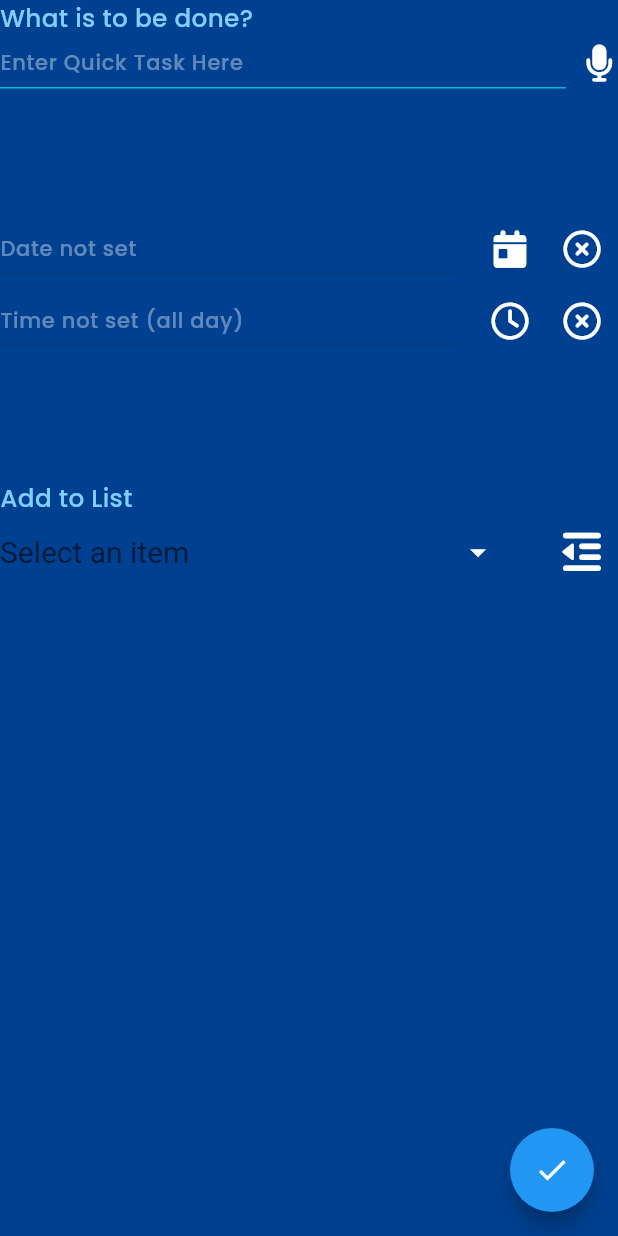
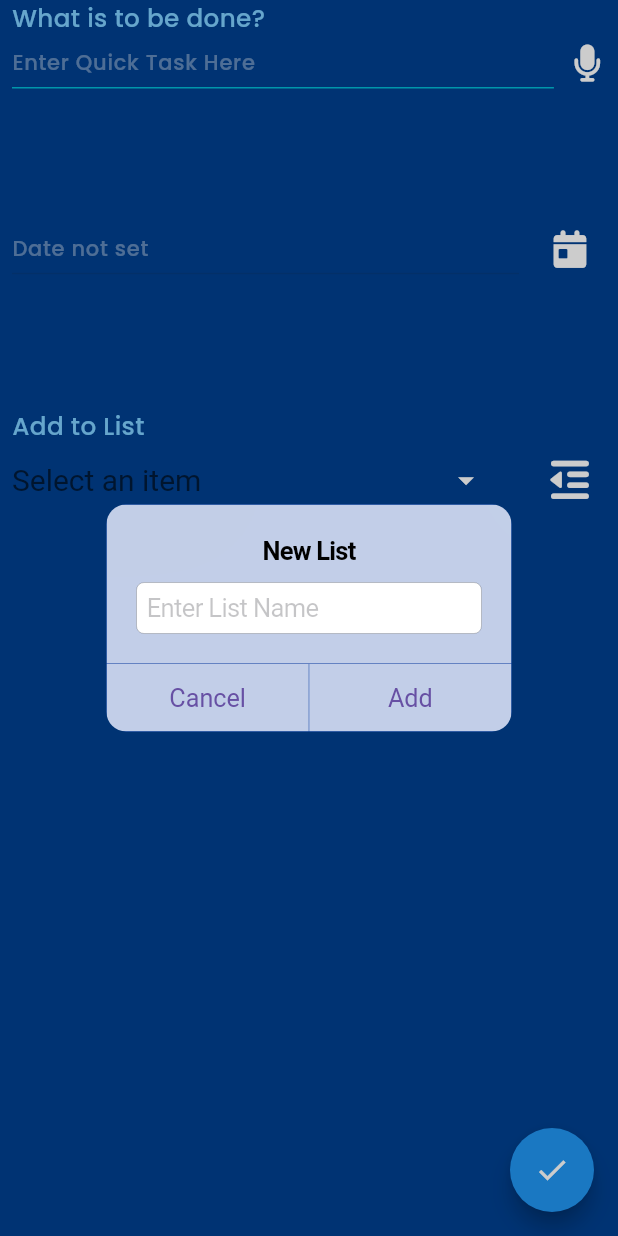
Before and after one commit to Abhaykumarbhumihar/todoapp_provider_getIt, a Flutter app: the screen it shows after launch, after a tap on an icon or button, on a phone screen of 412 x 824 dp. Run offline on Flutter 3.47's test engine with Material 3 defaults, Android fonts, the phone set to English and light mode, and no system bars; our stand-ins replace font_awesome_flutter, grouped_list, hive, hive_flutter; accounts and stored records are empty.

Commit message:
time date hide show done

```diff
--- a/lib/main.dart
+++ b/lib/main.dart
@@ -1,4 +1,6 @@
 import 'package:flutter/material.dart';
+import 'package:provider/provider.dart';
+import 'package:todo_app_provider_getit/pages/addtask/presentation/povider/add_task_provider.dart';
 import 'package:todo_app_provider_getit/pages/addtask/presentation/ui/screen/add_task.dart';
 import 'package:todo_app_provider_getit/pages/all_list/presentation/ui/screen/all_list.dart';
 
@@ -6,15 +8,21 @@ void main() {
   runApp(const MyApp());
 }
 
-
 class MyApp extends StatelessWidget {
   const MyApp({super.key});
 
   @override
   Widget build(BuildContext context) {
-    return MaterialApp(
-      debugShowCheckedModeBanner: false,
-      home: AddTask(),
+    return MultiProvider(
+      providers: [
+        ChangeNotifierProvider(
+          create: (context) => AddTaskProvider(),
+        ),
+      ],
+      child: MaterialApp(
+        debugShowCheckedModeBanner: false,
+        home: AddTask(),
+      ),
     );
   }
 }
--- /dev/null
+++ b/lib/pages/addtask/presentation/povider/add_task_provider.dart
@@ -0,0 +1,57 @@
+import 'package:flutter/widgets.dart';
+
+class AddTaskProvider with ChangeNotifier {
+  TextEditingController? taskNameController = TextEditingController();
+  TextEditingController dueDateController = TextEditingController();
+  TextEditingController timeController = TextEditingController();
+
+  String _taskName = '';
+  String _dueDate = '';
+  String _time = '';
+  bool _isDateSet = false;
+  bool _isTimeSet = false;
+
+  // Getters
+  String get taskName => _taskName;
+  String get dueDate => _dueDate;
+  String get time => _time;
+  bool get isDateSet => _isDateSet;
+  bool get isTimeSet => _isTimeSet;
+
+  // Setters
+  set taskName(String value) {
+    _taskName = value;
+    notifyListeners();
+  }
+
+  set dueDate(String value) {
+    _dueDate = value;
+    if (value != "") {
+      isDateSet = true;
+    } else {
+      isDateSet = false;
+    }
+    notifyListeners();
+  }
+
+  set time(String value) {
+    _time = value;
+    if (value != "") {
+      isTimeSet = true;
+    } else {
+      isTimeSet = false;
+    }
+    notifyListeners();
+  }
+
+  set isDateSet(bool value) {
+    _isDateSet = value;
+    notifyListeners();
+  }
+
+  set isTimeSet(bool value) {
+    _isTimeSet = value;
+
+    notifyListeners();
+  }
+}
--- /dev/null
+++ b/lib/pages/addtask/presentation/ui/component/duedate_componet.dart
@@ -0,0 +1,99 @@
+import 'package:flutter/material.dart';
+import 'package:font_awesome_flutter/font_awesome_flutter.dart';
+import 'package:provider/provider.dart';
+import 'package:todo_app_provider_getit/pages/addtask/presentation/povider/add_task_provider.dart';
+
+import '../../../../../common/app_component/component.dart';
+import '../../../../../common/responsive/screenUtils.dart';
+
+class DueDateField extends StatelessWidget {
+  const DueDateField({
+    Key? key,
+  }) : super(key: key);
+
+  @override
+  Widget build(BuildContext context) {
+    double screenWidth = ScreenUtils.width(context);
+
+    return Consumer<AddTaskProvider>(
+      builder: (context, provider, child) {
+        return Row(
+          children: <Widget>[
+            Expanded(
+              child: TextField(
+                controller: provider.dueDateController,
+                enabled: false,
+                style: _inputTextStyle(screenWidth),
+                decoration: customInputDecoration(
+                  isDense: true,
+                  hintText:
+                      provider.isDateSet ? provider.dueDate : "Date not set",
+                ),
+              ),
+            ),
+            const SizedBox(width: 10),
+            IconButton(
+              padding: EdgeInsets.zero,
+              onPressed: () {
+                _selectDate(context, provider);
+              },
+              icon: Icon(
+                FontAwesomeIcons.calendarDay,
+                color: Colors.white,
+                size: screenWidth * 0.06,
+              ),
+            ),
+            if (provider.isDateSet)
+              IconButton(
+                padding: EdgeInsets.zero,
+                onPressed: () {
+                  _clearDate(provider, context);
+                },
+                icon: Icon(
+                  FontAwesomeIcons.circleXmark,
+                  color: Colors.white,
+                  size: screenWidth * 0.06,
+                ),
+              ),
+          ],
+        );
+      },
+    );
+  }
+
+  TextStyle _inputTextStyle(double screenWidth) {
+    return TextStyle(
+      color: Colors.white,
+      fontSize: screenWidth * 0.04,
+      fontFamily: "Poppins Medium",
+    );
+  }
+
+  Future<void> _selectDate(
+      BuildContext context, AddTaskProvider provider) async {
+    final DateTime? picked = await showDatePicker(
+      context: context,
+      initialDate: DateTime.now(),
+      firstDate: DateTime(2000),
+      lastDate: DateTime(2025),
+    );
+    if (picked != null) {
+      provider.dueDate = picked.toString();
+      provider.isDateSet = true;
+      provider.dueDateController.text =
+          picked.toString();
+    }
+  }
+
+  void _clearDate(
+    AddTaskProvider provider,
+    BuildContext context,
+  ) {
+    provider.dueDateController.clear();
+    provider.dueDate = "";
+    provider.isDateSet = false;
+    provider.isTimeSet = false;
+    provider.time = "";
+    provider.timeController.clear();
+  }
+}
--- a/lib/pages/addtask/presentation/ui/component/task_category.dart
+++ b/lib/pages/addtask/presentation/ui/component/task_category.dart
@@ -1,3 +1,4 @@
+import 'package:flutter/cupertino.dart';
 import 'package:flutter/material.dart';
 import 'package:font_awesome_flutter/font_awesome_flutter.dart';
 
@@ -12,7 +13,6 @@ class TaskCategory {
 
 class AddToListComponent extends StatelessWidget {
   final TaskCategory? selectedCategory;
-  final VoidCallback? addNewListClick;
 
   // Static list of Task Categories
   final List<TaskCategory> dropdownItems = [
@@ -25,7 +25,6 @@ class AddToListComponent extends StatelessWidget {
   AddToListComponent({
     Key? key,
     this.selectedCategory,
-    this.addNewListClick,
   }) : super(key: key);
 
   @override
@@ -84,7 +83,9 @@ class AddToListComponent extends StatelessWidget {
               ),
             ),
             IconButton(
-              onPressed: addNewListClick,
+              onPressed: () {
+                _showDialog(context);
+              },
               icon: Icon(
                 FontAwesomeIcons.outdent,
                 color: Colors.white,
@@ -96,4 +97,40 @@ class AddToListComponent extends StatelessWidget {
       ],
     );
   }
+
+  void _showDialog(BuildContext context) {
+    final TextEditingController textController = TextEditingController();
+
+    showCupertinoDialog(
+      context: context,
+      builder: (BuildContext context) {
+        return CupertinoAlertDialog(
+          title: Text('New List'),
+          content: Padding(
+            padding: const EdgeInsets.only(top: 8.0),
+            child: CupertinoTextField(
+              controller: textController,
+              placeholder: 'Enter List Name',
+            ),
+          ),
+          actions: [
+            CupertinoDialogAction(
+              child: Text('Cancel'),
+              onPressed: () {
+                Navigator.of(context).pop();
+              },
+            ),
+            CupertinoDialogAction(
+              child: Text('Add'),
+              onPressed: () {
+                final String inputText = textController.text;
+
+                Navigator.of(context).pop();
+              },
+            ),
+          ],
+        );
+      },
+    );
+  }
 }
--- /dev/null
+++ b/lib/pages/addtask/presentation/ui/component/task_title_component.dart
@@ -0,0 +1,59 @@
+import 'package:flutter/material.dart';
+import 'package:font_awesome_flutter/font_awesome_flutter.dart';
+import 'package:provider/provider.dart';
+import 'package:todo_app_provider_getit/pages/addtask/presentation/povider/add_task_provider.dart';
+
+import '../../../../../common/app_component/component.dart';
+import '../../../../../common/responsive/screenUtils.dart';
+
+class TaskTitleComponent extends StatelessWidget {
+  const TaskTitleComponent({super.key});
+
+  @override
+  Widget build(BuildContext context) {
+    double screenWidth = ScreenUtils.width(context);
+    double screenHeight = ScreenUtils.height(context);
+
+    return Consumer<AddTaskProvider>(
+      builder: (context, provider, child) {
+        return Column(
+          crossAxisAlignment: CrossAxisAlignment.start,
+          children: <Widget>[
+            title(
+              context: context!,
+              screenWidth: screenWidth!,
+              title: "What is to be done?",
+            ),
+            Row(
+              children: <Widget>[
+                Expanded(
+                  child: TextField(
+                    controller: provider.taskNameController,
+                    style: TextStyle(
+                      color: Colors.white,
+                      fontSize: screenWidth * 0.04,
+                      fontFamily: "Poppins Medium",
+                    ),
+                    onChanged: (value) {
+                      provider.taskName = value;
+                    },
+                    decoration: customInputDecoration(
+                      isDense: true,
+                      hintText: "Enter Quick Task Here",
+                    ),
+                  ),
+                ),
+                const SizedBox(width: 10),
+                Icon(
+                  FontAwesomeIcons.microphone,
+                  color: Colors.white,
+                  size: screenWidth * 0.06,
+                ),
+              ],
+            )
+          ],
+        );
+      },
+    );
+  }
+}
--- a/lib/pages/addtask/presentation/ui/screen/add_task.dart
+++ b/lib/pages/addtask/presentation/ui/screen/add_task.dart
@@ -1,22 +1,25 @@
+import 'package:flutter/cupertino.dart';
 import 'package:flutter/material.dart';
 import 'package:font_awesome_flutter/font_awesome_flutter.dart';
+import 'package:provider/provider.dart';
 
 import '../../../../../common/app_component/component.dart';
 import '../../../../../common/responsive/screenUtils.dart';
 import '../../../../../common/values/app_color.dart';
+import '../../povider/add_task_provider.dart';
+import '../component/duedate_componet.dart';
 import '../component/task_category.dart';
+import '../component/task_title_component.dart';
+import '../component/time_component.dart';
 
 class AddTask extends StatelessWidget {
   AddTask({super.key});
-
-  TextEditingController? taskNameController = TextEditingController();
-  TextEditingController? dueDateController = TextEditingController();
-  TextEditingController? timeController = TextEditingController();
 
   @override
   Widget build(BuildContext context) {
     double screenWidth = ScreenUtils.width(context);
     double screenHeight = ScreenUtils.height(context);
+
     return SafeArea(
         child: Scaffold(
       resizeToAvoidBottomInset: true,
@@ -25,122 +28,22 @@ class AddTask extends StatelessWidget {
         width: screenWidth,
         height: screenHeight,
         child: SingleChildScrollView(
+          child: Padding(
+            padding: const EdgeInsets.symmetric(horizontal: 8.0),
             child: Column(children: <Widget>[
-            /*add titile of todo-task view */
-            Column(
-              crossAxisAlignment: CrossAxisAlignment.start,
-              children: <Widget>[
-                title(
-                  context: context!,
-                  screenWidth: screenWidth!,
-                  title: "What is to be done?",
-                ),
-                Row(
-                  children: <Widget>[
-                    Expanded(
-                      child: TextField(
-                        controller: taskNameController,
-                        style: TextStyle(
-                          color: Colors.white,
-                          fontSize: screenWidth * 0.04,
-                          fontFamily: "Poppins Medium",
-                        ),
-                        decoration: customInputDecoration(
-                          isDense: true,
-                          hintText: "Enter Quick Task Here",
-                        ),
-                      ),
-                    ),
-                    const SizedBox(width: 10),
-                    Icon(
-                      FontAwesomeIcons.microphone,
-                      color: Colors.white,
-                      size: screenWidth * 0.06,
-                    ),
-                  ],
-                )
-              ],
-            ),
+              const TaskTitleComponent(),
               SizedBox(height: screenHeight * 0.1),
-            Row(
-              children: <Widget>[
-                Expanded(
-                  child: TextField(
-                    controller: dueDateController,
-                    enabled: false,
-                    style: TextStyle(
-                      color: Colors.white,
-                      fontSize: screenWidth! * 0.04,
-                      fontFamily: "Poppins Medium",
-                    ),
-                    decoration: customInputDecoration(
-                      isDense: true,
-                      hintText: "Date not set",
-                    ),
-                  ),
-                ),
-                SizedBox(width: 10),
-                IconButton(
-                    padding: EdgeInsets.zero,
-                    onPressed: () {},
-                    icon: Icon(
-                      FontAwesomeIcons.calendarDay,
-                      color: Colors.white,
-                      size: screenWidth * 0.06,
-                    )),
-                IconButton(
-                    padding: EdgeInsets.zero,
-                    onPressed: () {},
-                    icon: Icon(
-                      FontAwesomeIcons.circleXmark,
-                      color: Colors.white,
-                      size: screenWidth * 0.06,
-                    ))
-              ],
-            ),
-            Row(
-              children: <Widget>[
-                Expanded(
-                  child: TextField(
-                    controller: timeController,
-                    enabled: false,
-                    style: TextStyle(
-                      color: Colors.white,
-                      fontSize: screenWidth! * 0.04,
-                      fontFamily: "Poppins Medium",
-                    ),
-                    decoration: customInputDecoration(
-                      isDense: true,
-                      hintText: "Time not set (all day)",
-                    ),
-                  ),
-                ),
-                const SizedBox(width: 10),
-                IconButton(
-                    onPressed: () {},
-                    icon: Icon(
-                      FontAwesomeIcons.clock,
-                      color: Colors.white,
-                      size: screenWidth * 0.06,
-                    )),
-                IconButton(
-                    padding: EdgeInsets.zero,
-                    onPressed: () {},
-                    icon: Icon(
-                      FontAwesomeIcons.circleXmark,
-                      color: Colors.white,
-                      size: screenWidth * 0.06,
-                    ))
-              ],
-            ),
+              const DueDateField(),
+              context.read<AddTaskProvider>().isDateSet
+                  ? const TimeField()
+                  : const SizedBox.shrink(),
               SizedBox(height: screenHeight * 0.1),
               AddToListComponent(
-              selectedCategory: null, // Or pass a selected TaskCategory object
-              addNewListClick: () {
-                print("Add New List clicked!");
-              },
+                selectedCategory:
+                    null, // Or pass a selected TaskCategory object
               )
             ]),
+          ),
         ),
       ),
       floatingActionButton: FloatingActionButton(
```
Also changed, not shown: lib/pages/addtask/presentation/ui/component/time_component.dart (added, +96 -0 lines). Lines whose indentation alone changed are shown as unchanged.
